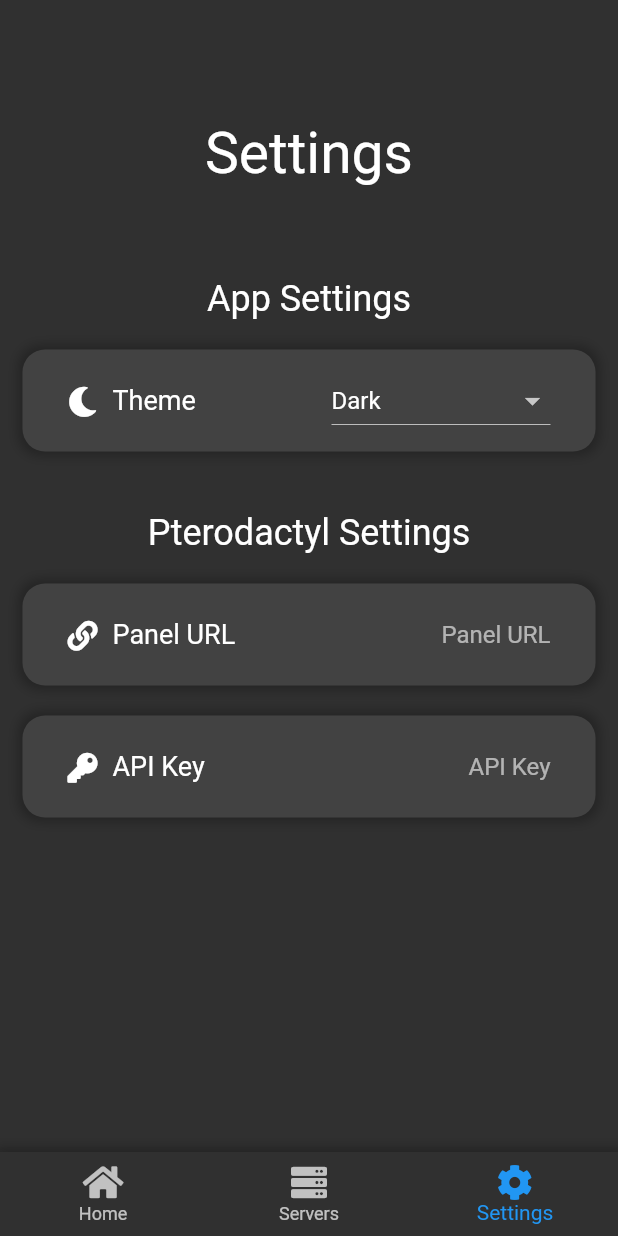
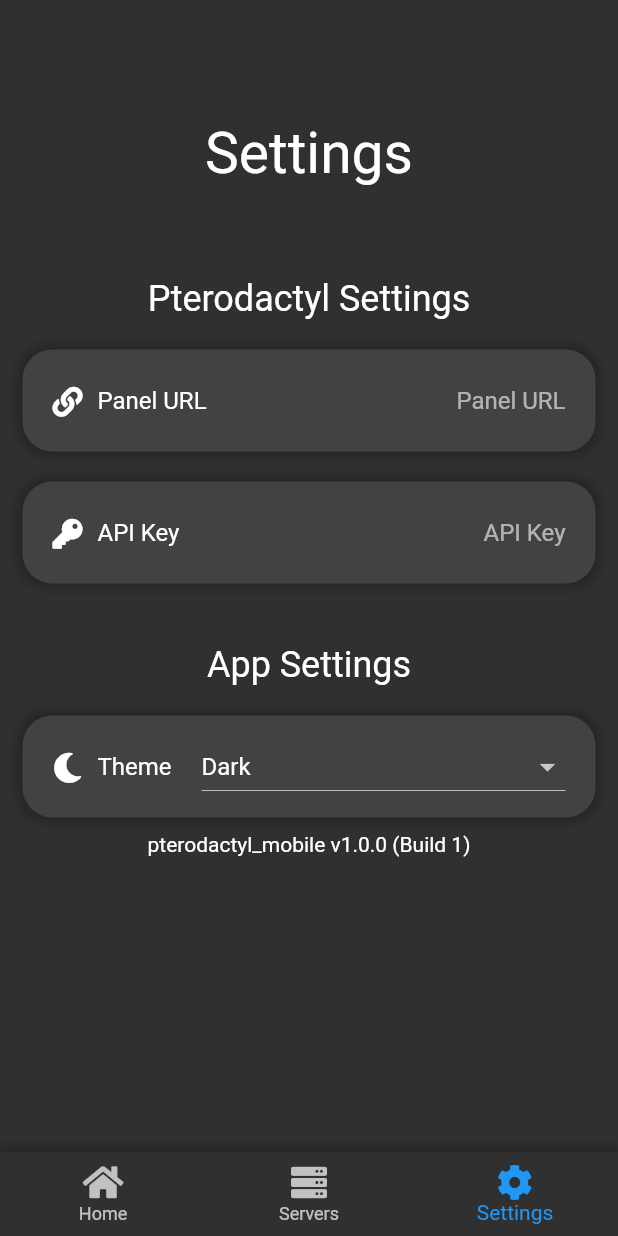
Before and after one commit to requ1Re/pterodactyl_mobile_unoffical, a Flutter app: the screen it shows after launch, item 3 of the bottom bar chosen, on a phone screen of 412 x 824 dp. Run offline on Flutter 3.47's test engine with Material 2 defaults, Android fonts, the phone set to English and light mode, and no system bars; our stand-ins replace dynamic_theme, font_awesome_flutter, package_info, shared_preferences.

Commit message:
Updated settings.dart

```diff
--- a/lib/pages/settings.dart
+++ b/lib/pages/settings.dart
@@ -2,6 +2,7 @@ import 'package:flutter/material.dart';
 import 'package:flutter/services.dart';
 import 'package:font_awesome_flutter/font_awesome_flutter.dart';
 import 'package:dynamic_theme/dynamic_theme.dart';
+import 'package:package_info/package_info.dart';
 import 'package:pterodactyl_mobile/widgets/CustomCard.dart';
 import 'package:shared_preferences/shared_preferences.dart';
 
@@ -13,6 +14,8 @@ class SettingsPage extends StatefulWidget {
 class _SettingsPageState extends State<SettingsPage> {
   List<String> _themes = ['Light', 'Dark'];
   String _selectedTheme;
+
+  String _appVersionText = "";
 
   final _pterodactylApiKeyController = TextEditingController();
   final _pterodactylUrlController = TextEditingController();
@@ -26,6 +29,16 @@ class _SettingsPageState extends State<SettingsPage> {
       _pterodactylUrlController.text = prefs.getString("pterodactyl_url") ?? "";
     });
 
+    PackageInfo.fromPlatform().then((PackageInfo packageInfo) {
+      String appName = packageInfo.appName;
+      String version = packageInfo.version;
+      String buildNumber = packageInfo.buildNumber;
+
+      setState(() {
+        _appVersionText = appName + " v" + version + " (Build " + buildNumber + ")";
+      });
+    });
+
     return Center(
       child: Container(
         child: ListView(
@@ -37,31 +50,6 @@ class _SettingsPageState extends State<SettingsPage> {
             ),
             Container(
               margin: EdgeInsets.symmetric(vertical: 10),
-              child: Text("App Settings", style: TextStyle(fontSize: 24), textAlign: TextAlign.center),
-            ),
-            buildSettingCard(DynamicTheme.of(context).brightness == Brightness.light ? FontAwesomeIcons.solidSun : FontAwesomeIcons.solidMoon, "Theme", DropdownButton(
-              isExpanded: true,
-              hint: Text('Theme'),
-              value: _selectedTheme,
-              onChanged: (newValue) {
-                setState(() {
-                  _selectedTheme = newValue;
-                  if(newValue == _themes[0]){
-                    DynamicTheme.of(context).setBrightness(Brightness.light);
-                  }else if(newValue == _themes[1]){
-                    DynamicTheme.of(context).setBrightness(Brightness.dark);
-                  }
-                });
-              },
-              items: _themes.map((location) {
-                return DropdownMenuItem(
-                  child: new Text(location),
-                  value: location,
-                );
-              }).toList(),
-            )),
-            Container(
-              margin: EdgeInsets.only(top: 30, bottom: 10),
               child: Text("Pterodactyl Settings", style: TextStyle(fontSize: 24), textAlign: TextAlign.center),
             ),
             buildSettingCard(FontAwesomeIcons.link, "Panel URL", TextField(
@@ -88,6 +76,32 @@ class _SettingsPageState extends State<SettingsPage> {
                   hintText: "API Key"
               ),
             )),
+            Container(
+              margin: EdgeInsets.only(top: 30, bottom: 10),
+              child: Text("App Settings", style: TextStyle(fontSize: 24), textAlign: TextAlign.center),
+            ),
+            buildSettingCard(DynamicTheme.of(context).brightness == Brightness.light ? FontAwesomeIcons.solidSun : FontAwesomeIcons.solidMoon, "Theme", DropdownButton(
+              isExpanded: true,
+              hint: Text('Theme'),
+              value: _selectedTheme,
+              onChanged: (newValue) {
+                setState(() {
+                  _selectedTheme = newValue;
+                  if(newValue == _themes[0]){
+                    DynamicTheme.of(context).setBrightness(Brightness.light);
+                  }else if(newValue == _themes[1]){
+                    DynamicTheme.of(context).setBrightness(Brightness.dark);
+                  }
+                });
+              },
+              items: _themes.map((location) {
+                return DropdownMenuItem(
+                  child: new Text(location),
+                  value: location,
+                );
+              }).toList(),
+            )),
+            Text(_appVersionText, textAlign: TextAlign.center)
           ],
         ),
       ),
@@ -103,15 +117,18 @@ class _SettingsPageState extends State<SettingsPage> {
   Widget buildSettingCard(IconData icon, String caption, Widget settingWidget){
     return CustomCard(
         child: Padding(
-          padding: EdgeInsets.symmetric(vertical: 5, horizontal: 15),
+          padding: EdgeInsets.symmetric(vertical: 5, horizontal: 5),
           child: Row(
             children: [
               Padding(
                 padding: EdgeInsets.only(right: 10),
                 child: FaIcon(icon, size: 20),
               ),
-              Expanded(child: Text(caption, style: TextStyle(fontSize: 18))),
-              Expanded(child: settingWidget),
+              Text(caption, style: TextStyle(fontSize: 16)),
+              Expanded(child: Padding(
+                padding: EdgeInsets.only(left: 20),
+                child: settingWidget,
+              )),
             ],
             crossAxisAlignment: CrossAxisAlignment.center,
             mainAxisAlignment: MainAxisAlignment.start,
--- a/lib/widgets/CustomCard.dart
+++ b/lib/widgets/CustomCard.dart
@@ -15,7 +15,7 @@ class CustomCard extends StatelessWidget {
       margin: EdgeInsets.symmetric(vertical: 10),
       decoration: BoxDecoration(
         color: _backgroundColor,
-        borderRadius: BorderRadius.circular(15.0),
+        borderRadius: BorderRadius.circular(20.0),
         boxShadow: [
           BoxShadow(
             color: Theme.of(context).shadowColor.withOpacity(0.25),
--- a/pubspec.yaml
+++ b/pubspec.yaml
@@ -25,6 +25,7 @@ dependencies:
     sdk: flutter
   font_awesome_flutter: 8.11.0
   shared_preferences: '>=0.5.12+4 <2.0.0'
+  package_info: '>=0.4.3+2 <2.0.0'
   dynamic_theme: ^1.0.1
 
 
```
Also changed, not shown: pubspec.lock.
